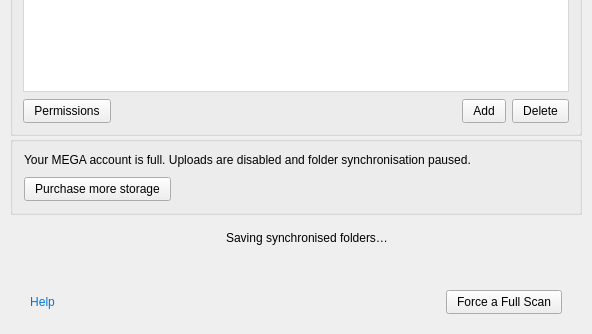
meganz/MEGAsync, file src/MEGASync/gui/linux/SettingsDialog.ui: the form before one commit; both pictures show x 0 to 592 and y 369 to 703 of the 592 by 703 pixel window.
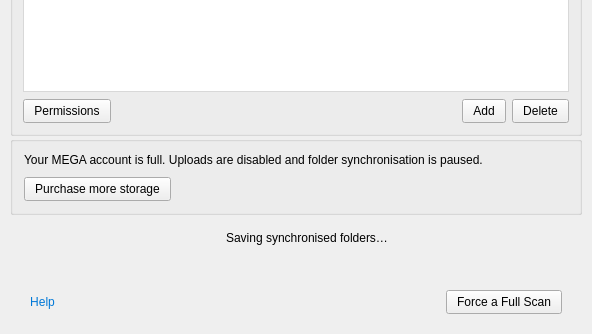
The form after the commit. The open tabs and pages were chosen to show the change. Icons and pictures are not drawn. Custom widgets are drawn as their Qt base class.

```diff
--- a/src/MEGASync/gui/linux/SettingsDialog.ui
+++ b/src/MEGASync/gui/linux/SettingsDialog.ui
@@ -1665,7 +1665,7 @@
           <item>
            <widget class="QLabel" name="lOQWarning">
             <property name="text">
-             <string>Your MEGA account is full. Uploads are disabled and folder synchronisation paused.</string>
+             <string>Your MEGA account is full. Uploads are disabled and folder synchronisation is paused.</string>
             </property>
             <property name="wordWrap">
              <bool>true</bool>
```
Left out of the diff: 2 changed lines with no effect on the pictures.
